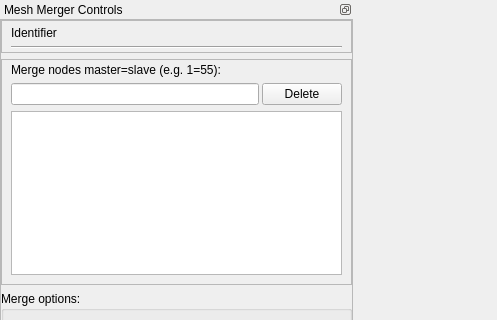
This is mapclientplugins/meshmergerstep/qt/meshmergerwidget.ui in ABI-Software/mapclientplugins.meshmergerstep as Qt 5 draws it before an edit; both pictures show x 0 to 497 and y 0 to 320 of the 809 by 649 pixel window. The edited form follows.
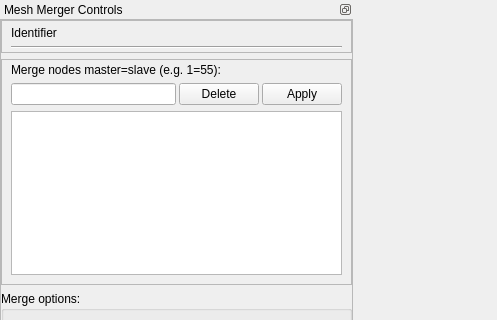
This is the edited form. Custom widgets are drawn as their Qt base class.

Commit message: Allow merge nodes list to be edited

What changed in the file:
```diff
--- a/mapclientplugins/meshmergerstep/qt/meshmergerwidget.ui
+++ b/mapclientplugins/meshmergerstep/qt/meshmergerwidget.ui
@@ -180,6 +180,16 @@
                      </property>
                     </widget>
                    </item>
+                   <item>
+                    <widget class="QPushButton" name="mergeNodesApply_pushButton">
+                     <property name="toolTip">
+                      <string>&lt;html&gt;&lt;head/&gt;&lt;body&gt;&lt;p&gt;Apply edits in merge nodes list text edit&lt;/p&gt;&lt;/body&gt;&lt;/html&gt;</string>
+                     </property>
+                     <property name="text">
+                      <string>Apply</string>
+                     </property>
+                    </widget>
+                   </item>
                   </layout>
                  </widget>
                 </item>
```
Left out of the diff: 16 changed lines with no effect on the pictures. The commit also changes 3 other files.
